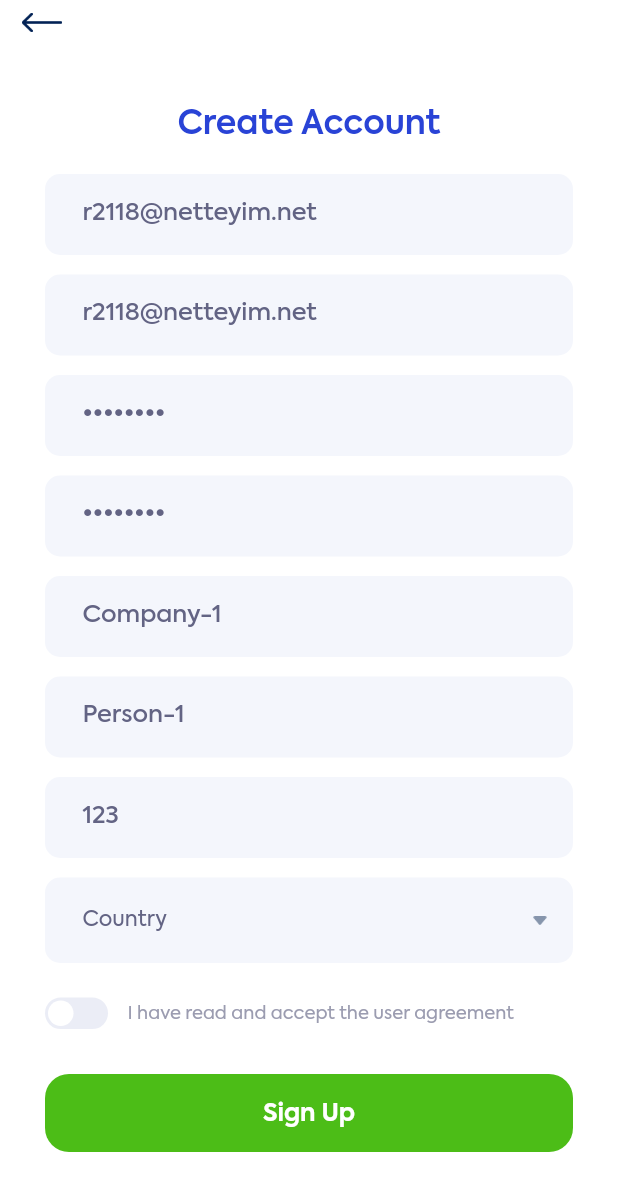
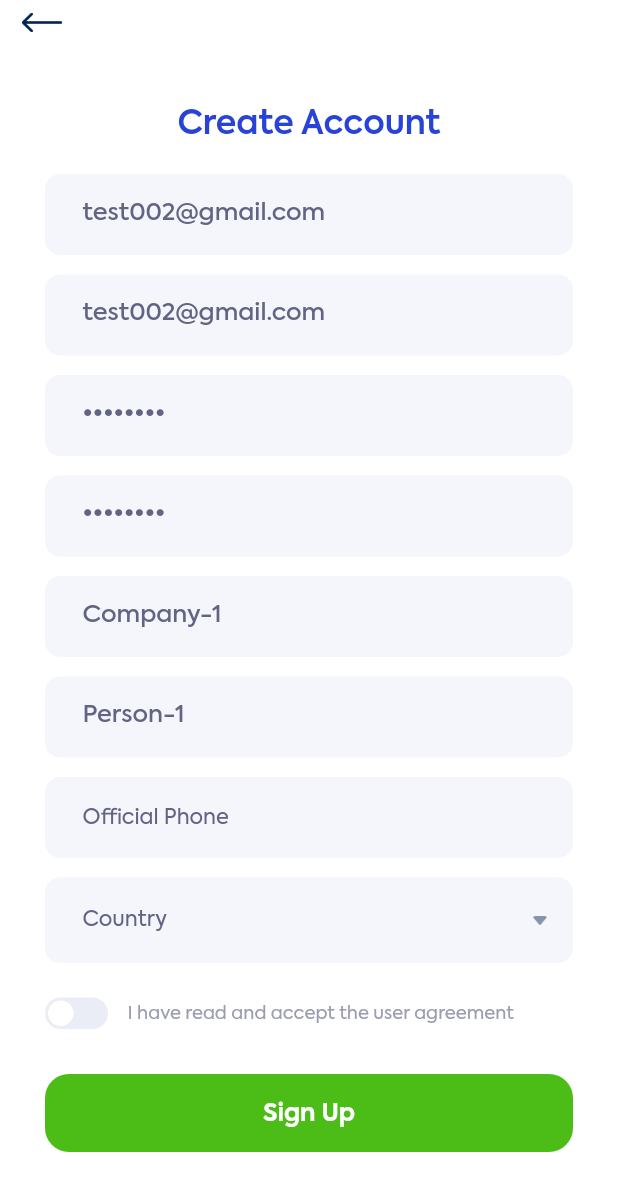
Before and after one commit to ozgun-kara/b2geta_mobile, a Flutter app: the RegisterPage screen opened directly, on a phone screen of 412 x 824 dp. Shown: the top 1191 px of the screen. Run offline on Flutter 3.47's test engine with Material 2 defaults, Android fonts, the phone set to English and light mode, and no system bars; drawn by our look-alikes of dropdown_button2, flutter_switch; our stand-ins replace get, get_storage, shared_preferences, skeleton_text; accounts and stored records are empty; network calls fail.

Commit message:
Back-End has modified

```diff
--- a/lib/views/login_register/register_page.dart
+++ b/lib/views/login_register/register_page.dart
@@ -21,13 +21,13 @@ class RegisterPage extends StatefulWidget {
 
 class _RegisterPageState extends State<RegisterPage> {
   GlobalKey<FormState> formKey2 = GlobalKey<FormState>();
-  final emailController1 = TextEditingController(text: "r2118@netteyim.net");
-  final emailController2 = TextEditingController(text: "r2118@netteyim.net");
+  final emailController1 = TextEditingController(text: "test002@gmail.com");
+  final emailController2 = TextEditingController(text: "test002@gmail.com");
   final passwordController1 = TextEditingController(text: "12345678");
   final passwordController2 = TextEditingController(text: "12345678");
   final companyNameController = TextEditingController(text: "Company-1");
   final officialPersonController = TextEditingController(text: "Person-1");
-  final officialPhoneController = TextEditingController(text: "123");
+  final officialPhoneController = TextEditingController(text: "");
 
   List<String> dropdownItems = [];
   String? dropdownSelectedValue;
```
